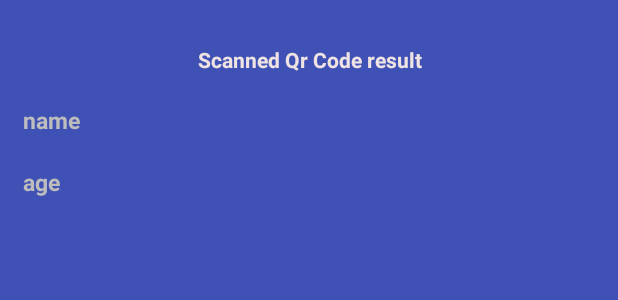
After one commit to rungnueng123/MDancingProject, an Android app: the layout activity_scanned.xml on its own in the app's theme, with its tools: preview values and no code run, on a phone screen of 412 x 824 dp. The commit adds this screen. Shown: the top 300 px of the screen. Run offline under Robolectric (Android 15) with nearby library versions, the phone set to English and light mode, and no system bars.

Commit message:
finish gen QRCode + scan for result

```diff
--- a/app/build.gradle
+++ b/app/build.gradle
@@ -1,4 +1,6 @@
 apply plugin: 'com.android.application'
+apply plugin: 'kotlin-android'
+apply plugin: 'kotlin-android-extensions'
 
 android {
     compileSdkVersion 28
@@ -24,6 +26,7 @@ android {
 
 dependencies {
     implementation fileTree(dir: 'libs', include: ['*.jar'])
+    implementation "org.jetbrains.kotlin:kotlin-stdlib-jdk7:$kotlin_version"
     implementation 'com.android.support:appcompat-v7:28.0.0'
     implementation 'com.android.support:design:28.0.0'
     implementation 'com.android.support.constraint:constraint-layout:1.1.3'
--- a/app/src/main/AndroidManifest.xml
+++ b/app/src/main/AndroidManifest.xml
@@ -14,7 +14,7 @@
         android:roundIcon="@mipmap/ic_launcher_round"
         android:supportsRtl="true"
         android:theme="@style/AppTheme">
-        <activity android:name=".QRCode.StudentQRCodeActivity">
+        <activity android:name=".QRCode.AdminQRCodeScannedActivity">
             <intent-filter>
                 <action android:name="android.intent.action.MAIN" />
 
@@ -24,7 +24,9 @@
         <activity android:name=".Activities.StudentDashboardActivity" />
         <activity android:name=".Activities.RegisterActivity" />
         <activity android:name=".Activities.AdminDashboardActivity" />
-        <activity android:name=".Activities.LoginActivity"></activity>
+        <activity android:name=".Activities.LoginActivity" />
+        <activity android:name=".QRCode.ScannedActivity" />
+        <activity android:name=".QRCode.StudentQRCodeActivity"></activity>
     </application>
 
 </manifest>
--- /dev/null
+++ b/app/src/main/java/com/mocom/com/mdancingproject/Helper/Contants.java
@@ -0,0 +1,5 @@
+package com.mocom.com.mdancingproject.Helper;
+
+public class Contants {
+    public static final String QR_CODE_STRING = "encrypted_string";
+}
--- a/app/src/main/java/com/mocom/com/mdancingproject/config/config.java
+++ b/app/src/main/java/com/mocom/com/mdancingproject/config/config.java
@@ -9,5 +9,4 @@ public class config {
 //    public static final String DATA_URL = "http://192.168.1.37/MDancingPHP/";
     //host
     public static final String DATA_URL = "https://danceschool.matchbox-station.com/MDancingPHP/";
-    public static final String QR_CODE_STRING = "encrypted_string";
 }
--- /dev/null
+++ b/app/src/main/res/layout/activity_scanned.xml
@@ -0,0 +1,77 @@
+<?xml version="1.0" encoding="utf-8"?>
+<LinearLayout xmlns:android="http://schemas.android.com/apk/res/android"
+    xmlns:app="http://schemas.android.com/apk/res-auto"
+    xmlns:tools="http://schemas.android.com/tools"
+    android:layout_width="match_parent"
+    android:layout_height="match_parent"
+    android:background="@color/colorPrimary"
+    android:orientation="vertical"
+    tools:context=".QRCode.ScannedActivity">
+
+    <TextView
+        android:layout_width="match_parent"
+        android:layout_height="wrap_content"
+        android:layout_marginEnd="20dp"
+        android:layout_marginStart="20dp"
+        android:layout_marginTop="30dp"
+        android:gravity="center"
+        android:text="@string/scanned_qr_code_result"
+        android:textColor="@color/littleWhite"
+        android:textSize="14sp"
+        android:textStyle="bold" />
+
+    <LinearLayout
+        android:layout_width="match_parent"
+        android:layout_height="wrap_content"
+        android:layout_marginEnd="15dp"
+        android:layout_marginStart="15dp"
+        android:layout_marginTop="20dp"
+        android:orientation="horizontal">
+
+        <TextView
+            android:layout_width="wrap_content"
+            android:layout_height="wrap_content"
+            android:text="name"
+            android:textColor="@color/colorDivider"
+            android:textSize="15sp"
+            android:textStyle="bold" />
+
+        <TextView
+            android:id="@+id/scannedFullNameTextView"
+            android:layout_width="match_parent"
+            android:layout_height="wrap_content"
+            android:layout_marginStart="10dp"
+            android:textColor="@color/white"
+            android:textSize="15sp"
+            android:textStyle="bold" />
+
+    </LinearLayout>
+
+    <LinearLayout
+        android:layout_width="match_parent"
+        android:layout_height="wrap_content"
+        android:layout_marginEnd="15dp"
+        android:layout_marginStart="15dp"
+        android:layout_marginTop="20dp"
+        android:orientation="horizontal">
+
+        <TextView
+            android:layout_width="wrap_content"
+            android:layout_height="wrap_content"
+            android:text="age"
+            android:textColor="@color/colorDivider"
+            android:textSize="15sp"
+            android:textStyle="bold" />
+
+        <TextView
+            android:id="@+id/scannedAgeTextView"
+            android:layout_width="match_parent"
+            android:layout_height="wrap_content"
+            android:layout_marginStart="10dp"
+            android:textColor="@color/white"
+            android:textSize="15sp"
+            android:textStyle="bold" />
+
+    </LinearLayout>
+
+</LinearLayout>
--- a/app/src/main/res/values/colors.xml
+++ b/app/src/main/res/values/colors.xml
@@ -7,4 +7,6 @@
     <color name="signupColor">#066e8a</color>
     <color name="nav_item_profile">#FFFFFF</color>
     <color name="calendar">#3F51B5</color>
+    <color name="littleWhite">#efe3e3</color>
+    <color name="colorDivider">#BDBDBD</color>
 </resources>
--- a/app/src/main/res/values/strings.xml
+++ b/app/src/main/res/values/strings.xml
@@ -25,4 +25,10 @@
     //navigation profile
     <string name="course_applicant">Course Applicant</string>
     <string name="history">History</string>
+
+    //QRCode
+    <string name="barcode_reader">QrCode Reader</string>
+    <string name="scanned_qr_code_result">Scanned Qr Code result</string>
+    <string name="app_needs_your_camera_permission_in_order_to_scan_qr_code">App needs your camera permission in order to scan qr code.</string>
+
 </resources>
--- a/build.gradle
+++ b/build.gradle
@@ -1,17 +1,19 @@
 // Top-level build file where you can add configuration options common to all sub-projects/modules.
 
 buildscript {
+    ext.kotlin_version = '1.3.11'
+
 
     repositories {
         google()
         jcenter()
     }
     dependencies {
-        classpath 'com.android.tools.build:gradle:3.2.1'
-
+        classpath 'com.android.tools.build:gradle:3.3.0'
 
         // NOTE: Do not place your application dependencies here; they belong
         // in the individual module build.gradle files
+        classpath "org.jetbrains.kotlin:kotlin-gradle-plugin:$kotlin_version"
     }
 }
 
```
Also changed, not shown: app/src/main/java/com/mocom/com/mdancingproject/QRCode/AdminQRCodeScannedActivity.kt (added, +127 -0 lines), app/src/main/java/com/mocom/com/mdancingproject/QRCode/ScannedActivity.kt (added, +33 -0 lines), app/src/main/res/drawable/back_arrow_tale_vector_icon.xml (added, +10 -0 lines), app/src/main/res/drawable/flash_off_vector_icon.xml (added, +10 -0 lines), app/src/main/res/drawable/flash_on_vector_icon.xml (added, +10 -0 lines), app/src/main/res/layout/activity_admin_qrcode_scanned.xml (added, +56 -0 lines), gradle/wrapper/gradle-wrapper.properties.
